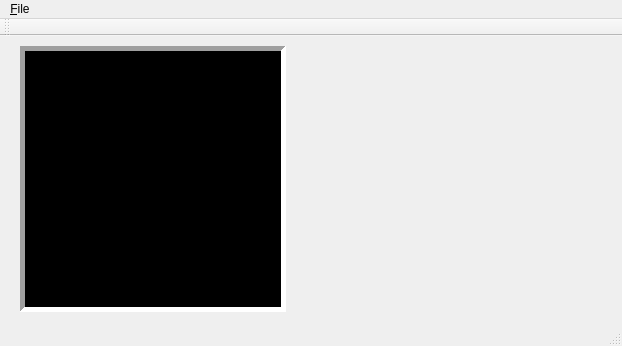
Qt form src/mona.ui (cdwfs/mona) before a commit.
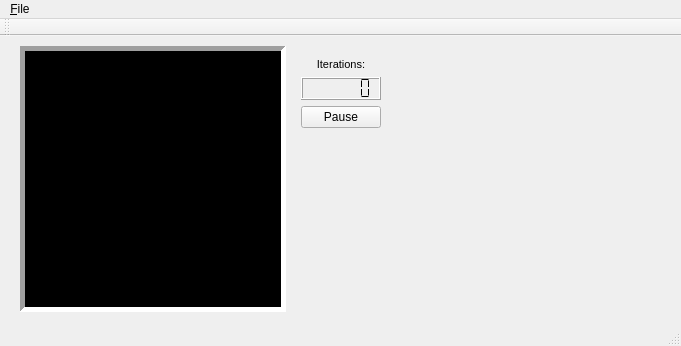
The same form after that commit. Icons and pictures are not drawn.

Commit message: mona: Added iteration counter and pause button. It seems like the "checked" property of actionPause is inverted, but it behaves correctly...

What changed in the file:
```diff
--- a/src/mona.ui
+++ b/src/mona.ui
@@ -6,7 +6,7 @@
    <rect>
     <x>0</x>
     <y>0</y>
-    <width>622</width>
+    <width>681</width>
     <height>346</height>
    </rect>
   </property>
@@ -17,13 +17,17 @@
    <widget class="QWidget" name="verticalLayoutWidget">
     <property name="geometry">
      <rect>
-      <x>350</x>
-      <y>10</y>
-      <width>251</width>
-      <height>251</height>
+      <x>400</x>
+      <y>9</y>
+      <width>261</width>
+      <height>261</height>
      </rect>
     </property>
-    <layout class="QVBoxLayout" name="verticalLayout"/>
+    <layout class="QVBoxLayout" name="verticalLayout">
+     <property name="sizeConstraint">
+      <enum>QLayout::SetMinimumSize</enum>
+     </property>
+    </layout>
    </widget>
    <widget class="QFrame" name="refImageFrame">
     <property name="geometry">
@@ -136,13 +140,69 @@
      </property>
     </widget>
    </widget>
+   <widget class="QWidget" name="">
+    <property name="geometry">
+     <rect>
+      <x>290</x>
+      <y>11</y>
+      <width>95</width>
+      <height>83</height>
+     </rect>
+    </property>
+    <layout class="QVBoxLayout" name="verticalLayout_2">
+     <property name="sizeConstraint">
+      <enum>QLayout::SetMinimumSize</enum>
+     </property>
+     <item>
+      <widget class="QLabel" name="label">
+       <property name="font">
+        <font>
+         <pointsize>8</pointsize>
+        </font>
+       </property>
+       <property name="text">
+        <string>Iterations:</string>
+       </property>
+       <property name="textFormat">
+        <enum>Qt::PlainText</enum>
+       </property>
+       <property name="alignment">
+        <set>Qt::AlignCenter</set>
+       </property>
+       <property name="textInteractionFlags">
+        <set>Qt::NoTextInteraction</set>
+       </property>
+      </widget>
+     </item>
+     <item>
+      <widget class="QLCDNumber" name="iterationCount">
+       <property name="digitCount">
+        <number>6</number>
+       </property>
+       <property name="segmentStyle">
+        <enum>QLCDNumber::Flat</enum>
+       </property>
+      </widget>
+     </item>
+     <item>
+      <widget class="QPushButton" name="pauseButton">
+       <property name="text">
+        <string>Pause</string>
+       </property>
+       <property name="checkable">
+        <bool>true</bool>
+       </property>
+      </widget>
+     </item>
+    </layout>
+   </widget>
   </widget>
   <widget class="QMenuBar" name="menuBar">
    <property name="geometry">
     <rect>
      <x>0</x>
      <y>0</y>
-     <width>622</width>
+     <width>681</width>
      <height>26</height>
     </rect>
    </property>
```
Left out of the diff: 41 changed lines with no effect on the pictures. The commit also changes 2 other files.
